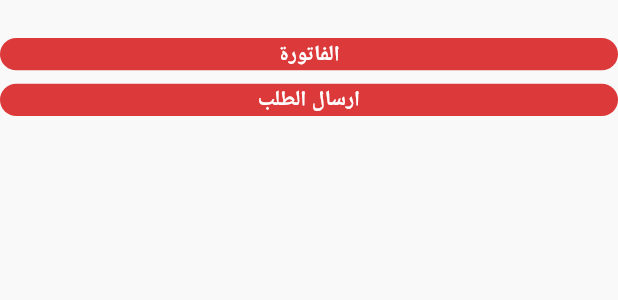
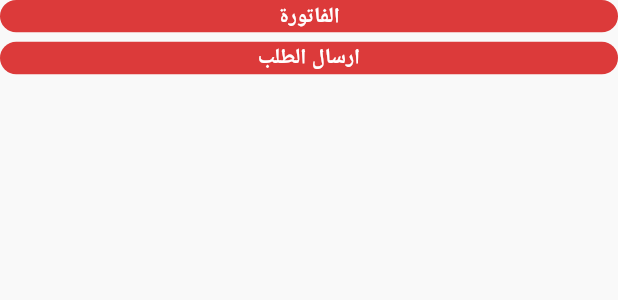
Before and after one commit to omerabdooo/test_order_life_cycle, a Flutter app: the StoreButtonList widget shown alone on an empty page, opened directly, on a phone screen of 412 x 824 dp. Shown: the top 300 px of the screen. Run offline on Flutter 3.47's test engine with Material 3 defaults, Android fonts, the phone set to English and light mode, and no system bars; our stand-ins replace barcode_widget, bloc, dartz, dio, flutter_bloc, flutter_screenutil and 8 more; missing offline and left inert: barcode, dart:ffi, mobile_scanner; accounts and stored records are empty; network calls fail; Roboto replaces fonts that are missing (Almarai).

Commit message:
Update Store_button_function.dart

```diff
--- a/lib/features/store/order_processing/ui/function/Store_button_function.dart
+++ b/lib/features/store/order_processing/ui/function/Store_button_function.dart
@@ -1,10 +1,5 @@
 import 'package:flutter/material.dart';
-import 'package:flutter_bloc/flutter_bloc.dart';
 import 'package:flutter_screenutil/flutter_screenutil.dart';
-import 'package:test_order_life_cycle/core/setup_service_locator.dart';
-import 'package:test_order_life_cycle/features/store/order_processing/data/repos/order_processing_repo_impl.dart';
-import 'package:test_order_life_cycle/features/store/order_processing/domain/usecases/order_processing_bill_use_case.dart';
-import 'package:test_order_life_cycle/features/store/order_processing/ui/manger/bill/order_processing_bill_cubit.dart';
 import 'package:test_order_life_cycle/features/store/order_processing/ui/widget/button_bill.dart';
 import 'package:test_order_life_cycle/features/store/order_processing/ui/widget/button_order_send.dart';
 
@@ -14,10 +9,8 @@ class StoreButtonList extends StatelessWidget {
   @override
   Widget build(BuildContext context) {
     return Column(
+      mainAxisAlignment: MainAxisAlignment.start,
       children: [
-        SizedBox(
-          height: 20.h,
-        ),
         Row(
           mainAxisAlignment: MainAxisAlignment.center,
           children: [
@@ -33,7 +26,7 @@ class StoreButtonList extends StatelessWidget {
           ],
         ),
         SizedBox(
-          height: 7.h,
+          height: 5.h,
         ),
         const Row(
           mainAxisAlignment: MainAxisAlignment.center,
```
